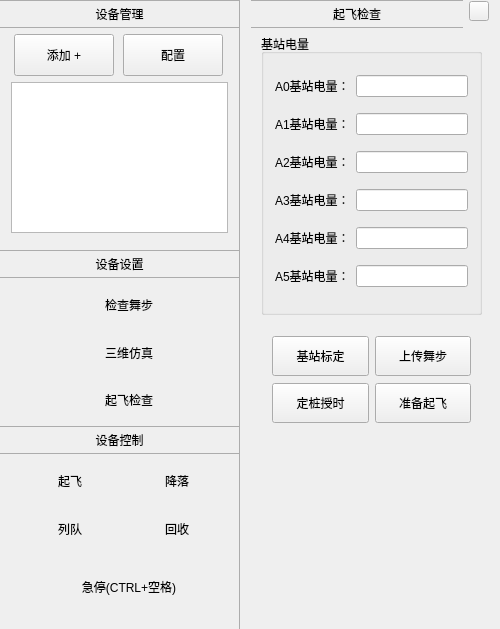
The window that UAVManage/devicemanage.ui (gessd/UAVManage) describes before a commit, drawn with Qt 5.
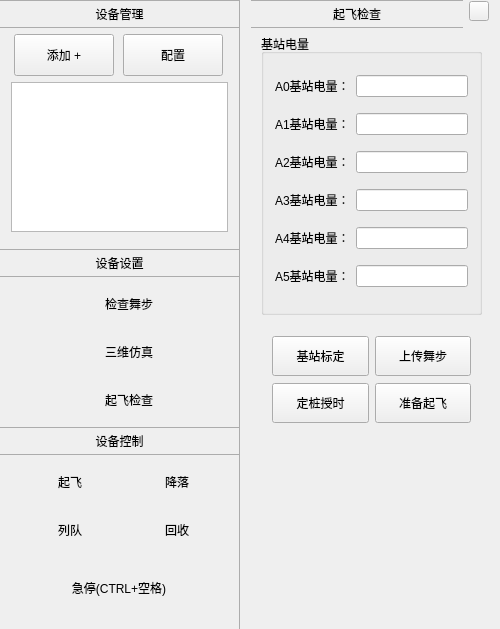
The same window after the commit. Icons and pictures are not drawn.

Commit message: 增加鼠标控制移动窗口

What changed in the file:
```diff
--- a/UAVManage/devicemanage.ui
+++ b/UAVManage/devicemanage.ui
@@ -621,7 +621,7 @@
               <property name="minimumSize">
                <size>
                 <width>210</width>
-                <height>40</height>
+                <height>42</height>
                </size>
               </property>
               <property name="maximumSize">
@@ -735,9 +735,8 @@
                </size>
               </property>
               <property name="styleSheet">
-               <string notr="true">border-image:url(&quot;res/images/flystop.png&quot;);
-border-radius:0px;
-padding-left:20px;</string>
+               <string notr="true">border-image:url(:/res/images/flystop.png);
+border-radius:0px;</string>
               </property>
               <property name="text">
                <string>急停(CTRL+空格)</string>
```
Left out of the diff: 17 changed lines with no effect on the pictures. The commit also changes 7 other files.
